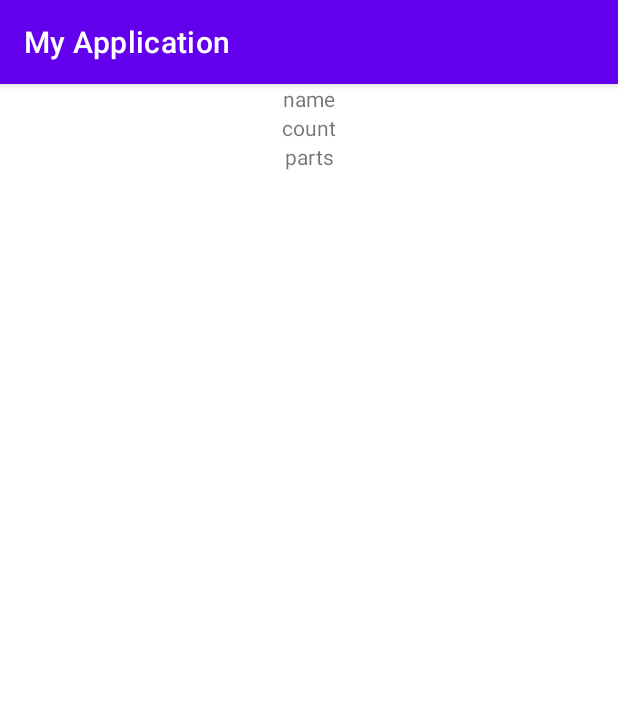
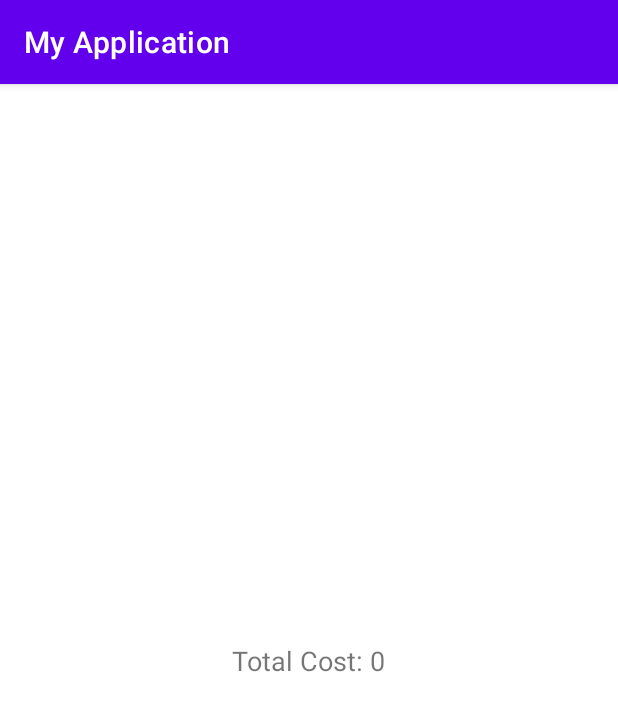
Before and after one commit to umutbayramoglu/cost-calculation, an Android app: the screen it shows after launch (MainActivity), on a phone screen of 412 x 824 dp. Shown: the top 711 px of the screen. Run offline under Robolectric (Android 15) with nearby library versions, the phone set to English and light mode, and no system bars; our stand-ins replace Room's generated code; libraries missing offline, so code that uses them is left out: com.jakewharton.threetenabp; 1 statement that could not run was skipped.

Commit message:
Implement cost calculator function
Signed-off-by: Umut Emre Bayramoğlu <umut265@gmail.com>

```diff
--- a/app/src/main/java/com/ueb/cost_calculation/cost_calculator/ui/fragment/CostCalculatorFragment.kt
+++ b/app/src/main/java/com/ueb/cost_calculation/cost_calculator/ui/fragment/CostCalculatorFragment.kt
@@ -2,12 +2,14 @@ package com.ueb.cost_calculation.cost_calculator.ui.fragment
 
 import androidx.lifecycle.ViewModelProvider
 import android.os.Bundle
+import android.util.Log
 import android.view.LayoutInflater
 import android.view.View
 import android.view.ViewGroup
 import androidx.lifecycle.Observer
 import com.ueb.cost_calculation.R
 import com.ueb.cost_calculation.base.ui.fragment.BasePageFragment
+import com.ueb.cost_calculation.cost_calculator.model.entity.ItemEntityModel
 import com.ueb.cost_calculation.cost_calculator.ui.CostCalculatorViewModelFactory
 import kotlinx.android.synthetic.main.cost_calculator_fragment.*
 import kotlinx.coroutines.Dispatchers
@@ -24,6 +26,7 @@ class CostCalculatorFragment : BasePageFragment() {
     private val viewModelFactory by inject<CostCalculatorViewModelFactory>()
 
     private lateinit var viewModel: CostCalculatorViewModel
+    private var itemCostHashMap : MutableMap<String,Int> = HashMap()
 
     override fun onCreateView(
         inflater: LayoutInflater, container: ViewGroup?,
@@ -37,16 +40,38 @@ class CostCalculatorFragment : BasePageFragment() {
 
         viewModel =
             ViewModelProvider(this, viewModelFactory).get(CostCalculatorViewModel::class.java)
+
         initViews()
     }
 
     private fun initViews() = GlobalScope.launch(Dispatchers.Main) {
-        viewModel.items.await().observe(viewLifecycleOwner, Observer { itemList ->
-            if (itemList != null && itemList.isNotEmpty()) {
-                itemName.text = itemList[0].name
-                itemCount.text = itemList[0].count.toString()
-            }
 
+        viewModel.item.await().observe(viewLifecycleOwner, Observer { item ->
+            val cost = findItemCost(item)
+            tv_costView.text = cost.toString()
+            Log.e("CostCalculatorFragment", cost.toString())
         })
     }
+
+    private fun findItemCost(item: ItemEntityModel?): Int{
+        if(item == null)
+            return 0;
+
+        if(itemCostHashMap.containsKey(item.name))
+            return itemCostHashMap[item.name]!!
+
+        // Check cur item is has sub-items or not
+        if(item.items == null){
+            return item.count * item.price!!
+        }
+
+        var curCost = 0
+        for(subItem in item.items){
+            curCost += findItemCost(subItem)
+        }
+        curCost *= item.count
+
+        itemCostHashMap[item.name] = curCost
+        return  curCost
+    }
 }
--- a/app/src/main/res/layout/cost_calculator_fragment.xml
+++ b/app/src/main/res/layout/cost_calculator_fragment.xml
@@ -1,37 +1,32 @@
 <?xml version="1.0" encoding="utf-8"?>
 <androidx.constraintlayout.widget.ConstraintLayout xmlns:android="http://schemas.android.com/apk/res/android"
+    xmlns:app="http://schemas.android.com/apk/res-auto"
     xmlns:tools="http://schemas.android.com/tools"
     android:layout_width="match_parent"
     android:layout_height="match_parent"
-    xmlns:app="http://schemas.android.com/apk/res-auto"
     tools:context=".cost_calculator.ui.fragment.CostCalculatorFragment">
 
-    <TextView
-        android:id="@+id/itemName"
-        android:layout_width="wrap_content"
+
+    <LinearLayout
+        android:layout_width="match_parent"
         android:layout_height="wrap_content"
-        android:text="name"
-        app:layout_constraintTop_toTopOf="parent"
-        app:layout_constraintEnd_toEndOf="parent"
-        app:layout_constraintStart_toStartOf="parent" />
+        android:orientation="horizontal"
+        android:gravity="center"
+        app:layout_constraintBottom_toBottomOf="parent"
+        app:layout_constraintTop_toTopOf="parent">
 
-    <TextView
-        android:id="@+id/itemCount"
-        android:layout_width="wrap_content"
-        android:layout_height="wrap_content"
-        app:layout_constraintTop_toBottomOf="@+id/itemName"
-        app:layout_constraintEnd_toEndOf="parent"
-        app:layout_constraintStart_toStartOf="parent"
-        android:text="count" />
+        <TextView
+            android:id="@+id/tv_costLabel"
+            android:layout_width="wrap_content"
+            android:layout_height="match_parent"
+            android:text="Total Cost: "
+            android:textSize="18dp"></TextView>
 
-    <TextView
-        android:id="@+id/itemParts"
-        android:layout_width="wrap_content"
-        android:layout_height="wrap_content"
-        app:layout_constraintTop_toBottomOf="@+id/itemCount"
-        app:layout_constraintEnd_toEndOf="parent"
-        app:layout_constraintStart_toStartOf="parent"
-        android:textSize="14dp"
-        android:text="parts" />
-
+        <TextView
+            android:id="@+id/tv_costView"
+            android:layout_width="wrap_content"
+            android:layout_height="wrap_content"
+            android:text="..."
+            android:textSize="18dp"></TextView>
+    </LinearLayout>
 </androidx.constraintlayout.widget.ConstraintLayout>
```
